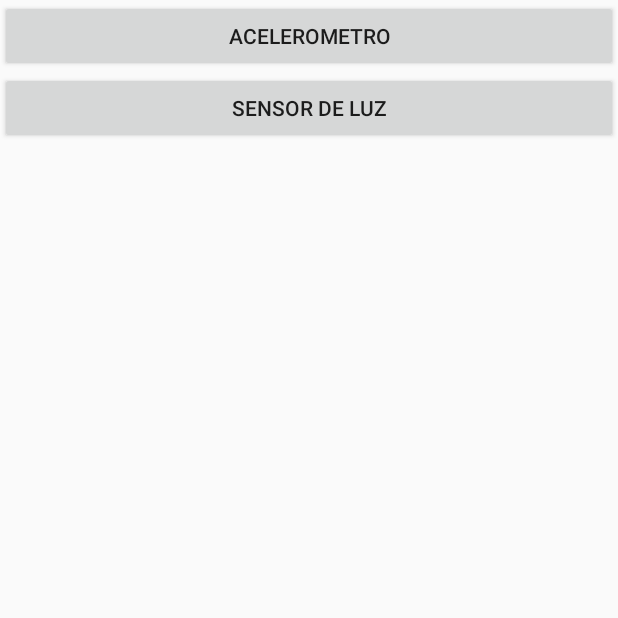
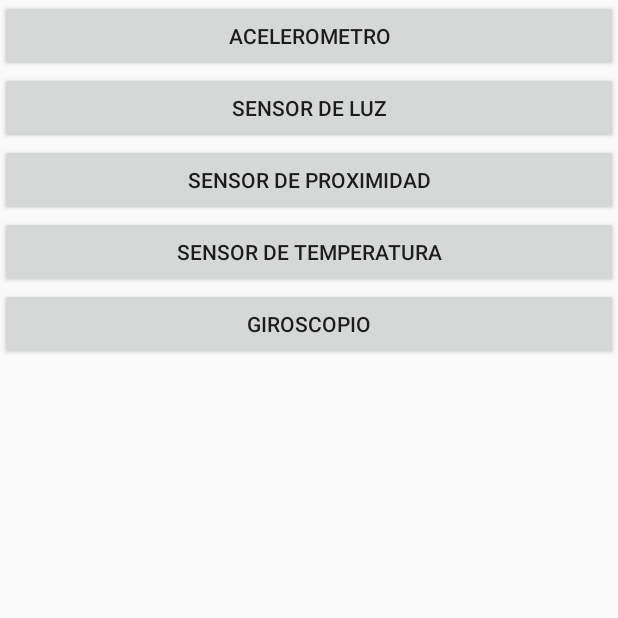
Before and after one commit to Bojorge/HelpEyesApp, an Android app: the screen it shows after launch (MainActivity), on a phone screen of 412 x 824 dp, the top half of it. Run offline under Robolectric (Android 15) with nearby library versions, the phone set to English and light mode, and no system bars.

```diff
--- a/app/src/main/AndroidManifest.xml
+++ b/app/src/main/AndroidManifest.xml
@@ -12,6 +12,7 @@
         android:roundIcon="@mipmap/ic_launcher_round"
         android:supportsRtl="true"
         android:theme="@style/AppTheme">
+        <activity android:name=".SensorProximidad"></activity>
         <activity android:name=".SensorLuz" />
         <activity android:name=".Acelerometro" />
         <activity
--- /dev/null
+++ b/app/src/main/java/com/example/helpeyes/Cliente.java
@@ -0,0 +1,4 @@
+package com.example.helpeyes;
+
+public class Cliente {
+}
--- a/app/src/main/java/com/example/helpeyes/MainActivity.java
+++ b/app/src/main/java/com/example/helpeyes/MainActivity.java
@@ -15,6 +15,7 @@ public class MainActivity extends Activity {
 
     Button acelerometro;
     Button sensorLuz;
+    Button proximidad;
 
 
     @Override
@@ -25,6 +26,7 @@ public class MainActivity extends Activity {
 
         acelerometro=(Button)findViewById(R.id.btnAcelerometro);
         sensorLuz=(Button)findViewById(R.id.btnSensorLuz);
+        proximidad=(Button)findViewById(R.id.btnProximidad);
 
         acelerometro.setOnClickListener(new View.OnClickListener() {
             @Override
@@ -39,6 +41,14 @@ public class MainActivity extends Activity {
             public void onClick(View view) {
                 Intent sensorLuz=new Intent(MainActivity.this,SensorLuz.class);
                 startActivity(sensorLuz);
+            }
+        });
+
+        proximidad.setOnClickListener(new View.OnClickListener() {
+            @Override
+            public void onClick(View view) {
+                Intent proximidad=new Intent(MainActivity.this,SensorProximidad.class);
+                startActivity(proximidad);
             }
         });
     }
--- a/app/src/main/res/layout/activity_main.xml
+++ b/app/src/main/res/layout/activity_main.xml
@@ -15,7 +15,24 @@
         android:id="@+id/btnSensorLuz"
         android:layout_width="match_parent"
         android:layout_height="wrap_content"
-        android:text="Sensor de Luz" />
+        android:text="Sensor de luz" />
 
+    <Button
+        android:id="@+id/btnProximidad"
+        android:layout_width="match_parent"
+        android:layout_height="wrap_content"
+        android:text="Sensor de proximidad" />
+
+    <Button
+        android:id="@+id/btnTemperatura"
+        android:layout_width="match_parent"
+        android:layout_height="wrap_content"
+        android:text="Sensor de temperatura" />
+
+    <Button
+        android:id="@+id/btnGiroscopio"
+        android:layout_width="match_parent"
+        android:layout_height="wrap_content"
+        android:text="Giroscopio" />
 
 </LinearLayout>
```
Also changed, not shown: app/src/main/java/com/example/helpeyes/SensorProximidad.java (+41 -1 lines), app/src/main/res/layout/activity_sensor_proximidad.xml (+11 -8 lines).
